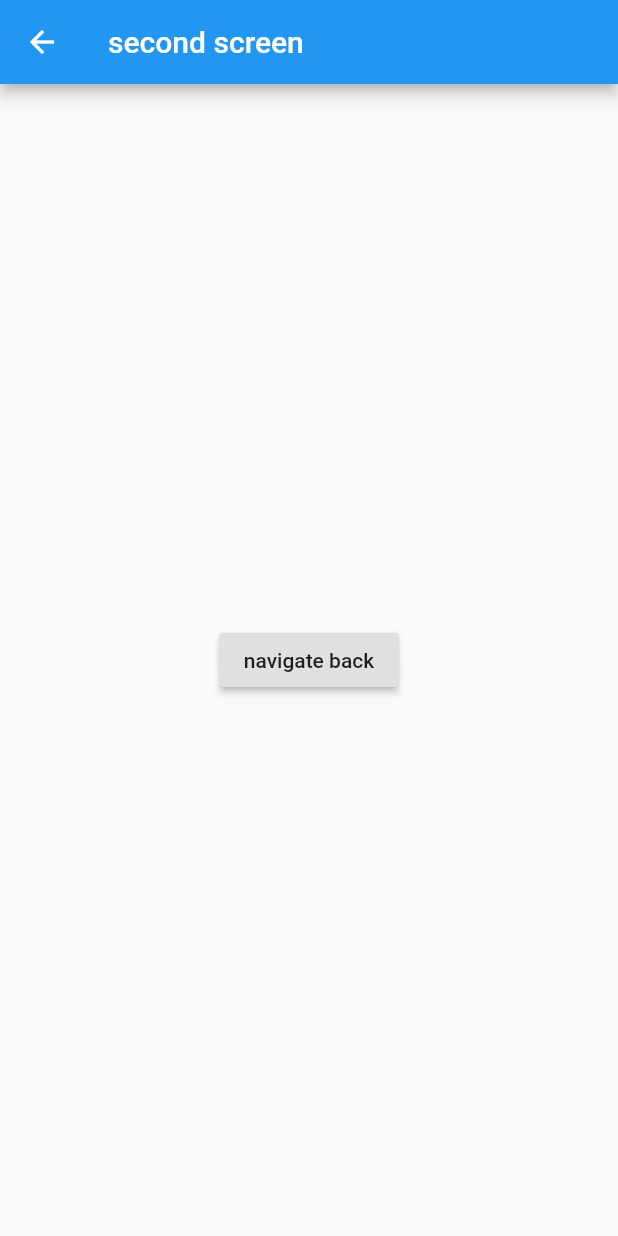
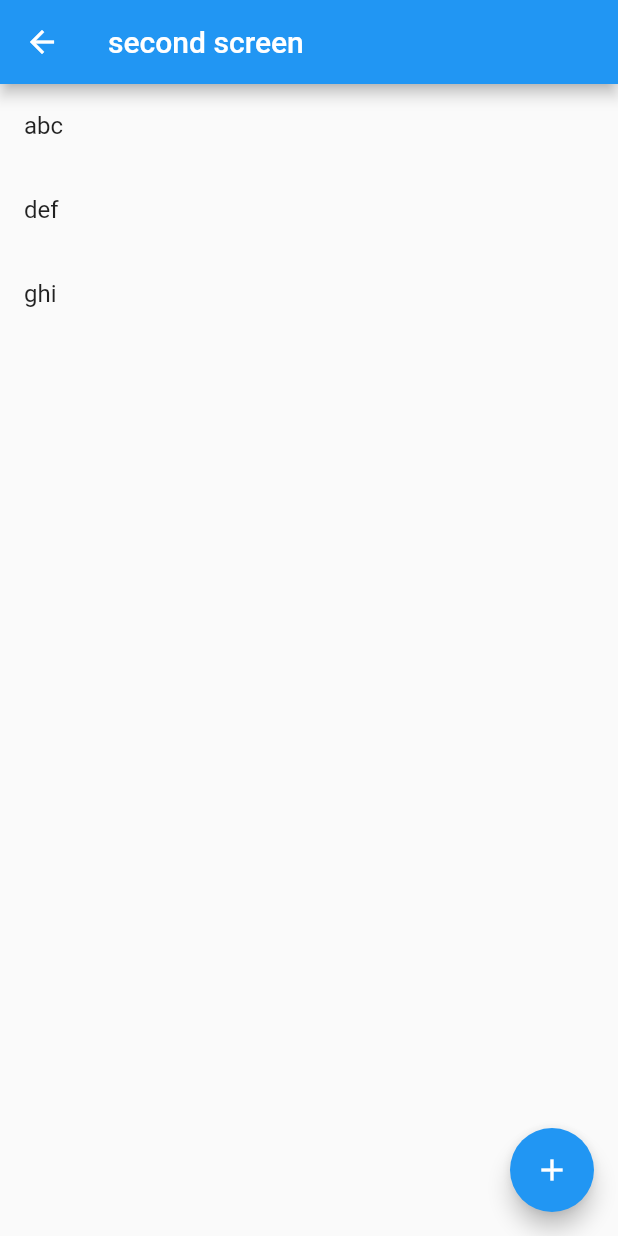
Before and after one commit to JeppeK2017/freezerStorage, a Flutter app: the screen it shows after launch, after a tap on "navigate forward", on a phone screen of 412 x 824 dp. Run offline on Flutter 3.47's test engine with Material 2 defaults, Android fonts, the phone set to English and light mode, and no system bars.

Commit message:
add data transfer to navigation forward

```diff
--- a/lib/drawer.dart
+++ b/lib/drawer.dart
@@ -1,19 +1,27 @@
 import 'package:flutter/material.dart';
 
 class DrawerWidget extends StatelessWidget {
+  final List<String> items;
+
+  DrawerWidget({Key key, @required this.items}) : super(key: key);
+
   @override
   Widget build(BuildContext context) {
-    // TODO: implement build
     return Scaffold(
       appBar: AppBar(
         title: Text("second screen"),
       ),
-      body: Center(
-        child: RaisedButton(
+      body: ListView.builder(
+        itemCount: items.length,
+        itemBuilder: (context, int index) {
+          return (ListTile(
+            title: Text(items[index]),
+          ));
+        },
+      ),
+      floatingActionButton: FloatingActionButton(
           onPressed: () => Navigator.pop(context),
-          child: Text("navigate back")
-        ),
-      )
+          child: Icon(Icons.add)),
     );
   }
 }
--- a/lib/main.dart
+++ b/lib/main.dart
@@ -68,7 +68,8 @@ class _MyHomePageState extends State<MyHomePage> {
               onPressed: () {
                 Navigator.push(
                   context,
-                  MaterialPageRoute(builder: (context) => DrawerWidget()),
+                  MaterialPageRoute(
+                      builder: (context) => DrawerWidget(items: sampleList)),
                 );
               },
               child: const Text("navigate forward"),
```
